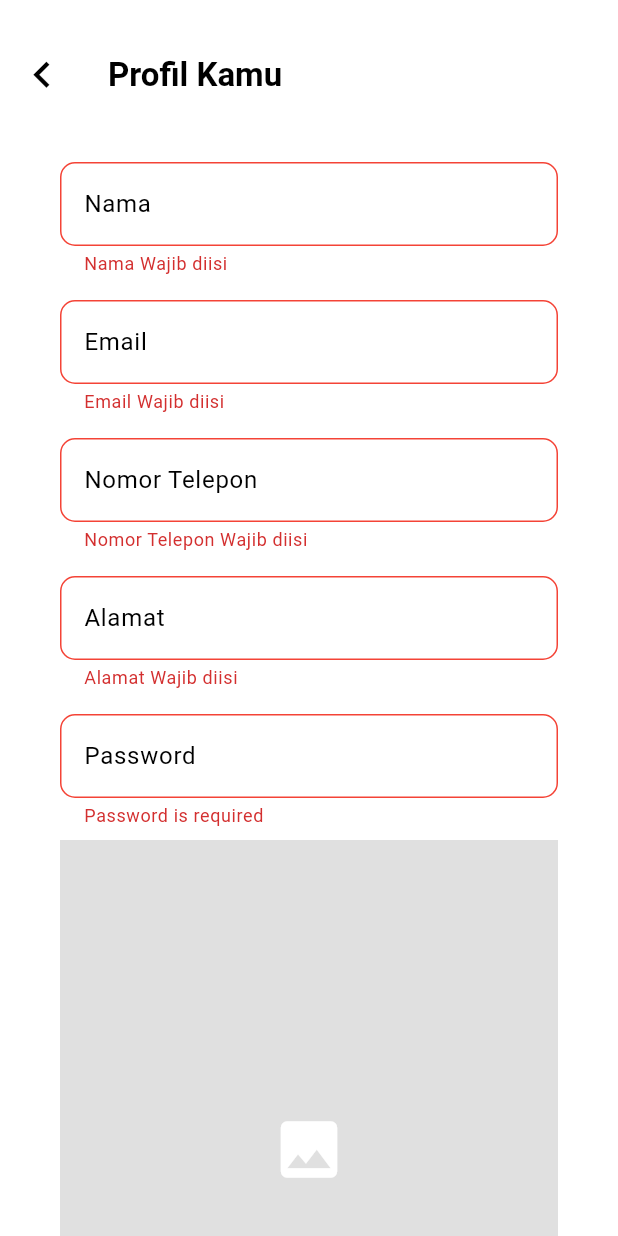
After one commit to prasetyodidi/pmo-a3d, a Flutter app: the ProfileScreen screen opened directly, on a phone screen of 412 x 824 dp. The commit adds this screen. Run offline on Flutter 3.47's test engine with Material 3 defaults, Android fonts, the light colour scheme and no system bars; our stand-ins replace image_picker, shared_preferences, shimmer; accounts and stored records are empty.

Commit message:
feat: update profile

```diff
--- a/lib/api/impl/auth.dart
+++ b/lib/api/impl/auth.dart
@@ -1,6 +1,4 @@
 import 'dart:convert';
-import 'dart:io';
-
 import 'package:a3d/api/index.dart';
 import 'package:a3d/components/Navbar.dart';
 import 'package:a3d/components/Snackbar.dart';
@@ -16,7 +14,7 @@ Future<void> processLogin(
   Map<String, String> formData = {
     'email': email,
     'password': password,
-    'db': 'bpp'
+    'db': 'pmo'
   };
 
   try {
@@ -140,3 +138,110 @@ Future<void> processLogout(BuildContext context) async {
   Navigator.push(
       context, MaterialPageRoute(builder: (context) => LoginScreen()));
 }
+
+class ProfileModel {
+  int id;
+  String name;
+  String email;
+  String phone;
+  String address;
+  String? image;
+
+  ProfileModel({
+    required this.id,
+    required this.name,
+    required this.email,
+    required this.phone,
+    required this.address,
+    this.image,
+  });
+
+  factory ProfileModel.fromJson(Map<String, dynamic> json) {
+    return ProfileModel(
+      id: json['id'],
+      name: json['name'],
+      email: json['email'],
+      phone: json['phone'],
+      address: json['address'],
+      image: json['image'],
+    );
+  }
+
+  Map<String, String> toJson() {
+    return {
+      'uid': id.toString(),
+      'id': id.toString(),
+      'name': name,
+      'email': email.toString(),
+      'phone': phone.toString(),
+      'address': address.toString(),
+      'image': image.toString(),
+    };
+  }
+}
+
+Future<ProfileModel> processGetProfile(BuildContext context) async {
+  ProfileModel profile = ProfileModel(id: 1, name: "", email: "", phone: "", address: "");
+  print("benerannnn ${await Prefs.getUid()}");
+  try {
+    final response = await httpClient
+        .post("/self", {'uid': (await Prefs.getUid()).toString()});
+    var responseBody = jsonDecode(response.body);
+    print(responseBody);
+    if (response.statusCode == 200) {
+      profile.id = responseBody['data']['id'];
+      profile.name = responseBody['data']['name'];
+      profile.email = responseBody['data']['email'];
+      profile.phone = responseBody['data']['phone'];
+      profile.address = responseBody['data']['address'];
+    } else {
+      showErrorSnackbar(context, "Update Profile failed: ${response.body}");
+    }
+  } catch (e) {
+    print(e);
+    showErrorSnackbar(context, "Error during Update Profile: $e");
+  }
+  return profile;
+}
+
+Future<void> processUpdateProfile(
+    BuildContext context,
+    String email,
+    String password,
+    String nama,
+    String alamat,
+    String noHp,
+    XFile logo) async {
+  Map<String, String> formData = {
+    'email': email,
+    'password': password,
+    'name': nama,
+    'address': alamat,
+    'phone': noHp,
+  };
+
+  try {
+    // Convert the XFile to MultipartFile
+    final file = await http.MultipartFile.fromPath('image_1920', logo.path);
+
+    // Send the post request with the file
+    final response = await httpClient.post("/self", formData, files: [file]);
+    var responseBody = jsonDecode(response.body);
+    if (response.statusCode == 200) {
+      if (responseBody['status']) {
+        showSuccessSnackbar(context, "Update Profile Berhasil!", seconds: 5);
+        Navigator.push(
+          context,
+          MaterialPageRoute(builder: (context) => PaymentScreen(name: nama)),
+        );
+      } else {
+        showErrorSnackbar(context, responseBody['message']);
+      }
+    } else {
+      showErrorSnackbar(context, "Update Profile failed: ${response.body}");
+    }
+  } catch (e) {
+    print(e);
+    showErrorSnackbar(context, "Error during Update Profile: $e");
+  }
+}
--- a/lib/components/Navbar.dart
+++ b/lib/components/Navbar.dart
@@ -2,6 +2,7 @@
 import 'package:a3d/constants/index.dart';
 import 'package:a3d/screens/CartListScreen.dart';
 import 'package:a3d/screens/ProductListScreen.dart';
+import 'package:a3d/screens/ProfileScreen.dart';
 import 'package:flutter/cupertino.dart';
 import 'package:flutter/material.dart';
 
@@ -21,7 +22,7 @@ class _NavbarState extends State<Navbar> {
     ProductListScreen(),
     CartListScreen(),
     ProductListScreen(),
-    ProductListScreen(),
+    ProfileScreen(),
   ];
 
   @override
--- /dev/null
+++ b/lib/screens/ProfileScreen.dart
@@ -0,0 +1,194 @@
+import 'dart:io';
+import 'package:a3d/api/impl/auth.dart';
+import 'package:a3d/components/CustomButton.dart';
+import 'package:a3d/components/CustomText.dart';
+import 'package:a3d/components/CustomTextField.dart';
+import 'package:a3d/constants/index.dart';
+import 'package:a3d/screens/LoginScreen.dart';
+import 'package:flutter/cupertino.dart';
+import 'package:flutter/material.dart';
+import 'package:image_picker/image_picker.dart';
+import 'package:shared_preferences/shared_preferences.dart';
+
+class ProfileScreen extends StatefulWidget {
+  const ProfileScreen({Key? key}) : super(key: key);
+
+  @override
+  State<StatefulWidget> createState() => _ProfileScreenState();
+}
+
+class _ProfileScreenState extends State<ProfileScreen> {
+  final GlobalKey<FormState> _formKey = GlobalKey<FormState>();
+  final TextEditingController _nameController = TextEditingController();
+  final TextEditingController _emailController = TextEditingController();
+  final TextEditingController _phoneController = TextEditingController();
+  final TextEditingController _addressController = TextEditingController();
+  final TextEditingController _passwordController = TextEditingController();
+  bool isLoadingUpdateProfile = false;
+  bool isLoading = false;
+  XFile? _storeLogo;
+  ProfileModel profile = ProfileModel(id: 1, name: "name", email: "email", phone: "phone", address: "address");
+
+  @override
+  void initState() {
+    super.initState();
+    // Fetch products from API when screen initializes
+    _getProfile();
+  }
+
+  void _getProfile() {
+    processGetProfile(context).then((val) {
+      setState(() {
+        // profile.id = val.id;
+        // profile.name = val.name;
+        // profile.email = val.email;
+        // profile.phone = val.phone;
+        // profile.address = val.address;
+        _nameController.text = val.name;
+        _emailController.text = val.email;
+        _phoneController.text = val.phone;
+        isLoading = false;
+      });
+    });
+  }
+
+  @override
+  Widget build(BuildContext context) {
+    return Scaffold(
+      backgroundColor: Colors.transparent,
+      appBar: AppBar(
+        backgroundColor: WHITE,
+        toolbarHeight: 100,
+        automaticallyImplyLeading: false,
+        leading: InkWell(
+          onTap: () async {
+            SharedPreferences prefs = await SharedPreferences.getInstance();
+            prefs.clear();
+            Navigator.push(context,
+                MaterialPageRoute(builder: (builder) => LoginScreen()));
+          },
+          child: Icon(Icons.chevron_left, color: Colors.black, size: 35),
+        ),
+        title: CustomText(
+          text: "Profil Kamu",
+          textStyle: TextStyle(
+            color: Colors.black,
+            fontSize: BIG_TITLE_FONTSIZE,
+            fontWeight: FontWeight.bold,
+          ),
+        ),
+      ),
+      body: Padding(
+        padding: EdgeInsets.symmetric(horizontal: 20.0, vertical: 0.0),
+        child: isLoading
+            ? Text("on loading...")
+            : SingleChildScrollView(
+                padding: EdgeInsets.symmetric(horizontal: 20.0, vertical: 0),
+                child: Form(
+                  autovalidateMode: AutovalidateMode.always,
+                  key: _formKey,
+                  child: Column(
+                    children: [
+                      CustomTextField(
+                        labelText: 'Nama',
+                        controller: _nameController,
+                        obscureText: false,
+                        keyboardType: TextInputType.number,
+                        validator: (value) {
+                          if (value == null || value.isEmpty) {
+                            return 'Nama Wajib diisi';
+                          }
+                          return null;
+                        },
+                      ),
+                      CustomTextField(
+                        labelText: 'Email',
+                        controller: _emailController,
+                        obscureText: false,
+                        keyboardType: TextInputType.number,
+                        validator: (value) {
+                          if (value == null || value.isEmpty) {
+                            return 'Email Wajib diisi';
+                          }
+                          return null;
+                        },
+                      ),
+                      CustomTextField(
+                        labelText: 'Nomor Telepon',
+                        controller: _phoneController,
+                        obscureText: false,
+                        keyboardType: TextInputType.number,
+                        validator: (value) {
+                          if (value == null || value.isEmpty) {
+                            return 'Nomor Telepon Wajib diisi';
+                          }
+                          return null;
+                        },
+                      ),
+                      CustomTextField(
+                        labelText: 'Alamat',
+                        controller: _addressController,
+                        obscureText: false,
+                        keyboardType: TextInputType.number,
+                        validator: (value) {
+                          if (value == null || value.isEmpty) {
+                            return 'Alamat Wajib diisi';
+                          }
+                          return null;
+                        },
+                      ),
+                      CustomTextField(
+                        labelText: 'Password',
+                        obscureText: true,
+                        controller: _passwordController,
+                        validator: (value) {
+                          if (value == null || value.isEmpty) {
+                            return 'Password is required';
+                          }
+                          return null;
+                        },
+                      ),
+                      Container(
+                        child: _storeLogo == null
+                            ? Container(
+                                width: MediaQuery.of(context).size.width,
+                                height: MediaQuery.of(context).size.width,
+                                color: Colors.grey[300],
+                                child: Icon(Icons.image, size: 50),
+                              )
+                            : Image.file(
+                                File(_storeLogo!.path),
+                                width: MediaQuery.of(context).size.width,
+                              ),
+                      ),
+                      CustomButton(
+                        text: isLoadingUpdateProfile ? '...' : 'Update',
+                        onPressed: () {
+                          if (isLoadingUpdateProfile ||
+                              !_formKey.currentState!.validate()) return;
+                          setState(() {
+                            isLoadingUpdateProfile = true;
+                          });
+                          processUpdateProfile(
+                                  context,
+                                  _emailController.text,
+                                  _passwordController.text,
+                                  _nameController.text,
+                                  _addressController.text,
+                                  _phoneController.text,
+                                  _storeLogo!)
+                              .then((v) {
+                            setState(() {
+                              isLoadingUpdateProfile = false;
+                            });
+                          });
+                        },
+                      ),
+                    ],
+                  ),
+                ),
+              ),
+      ),
+    );
+  }
+}
```
